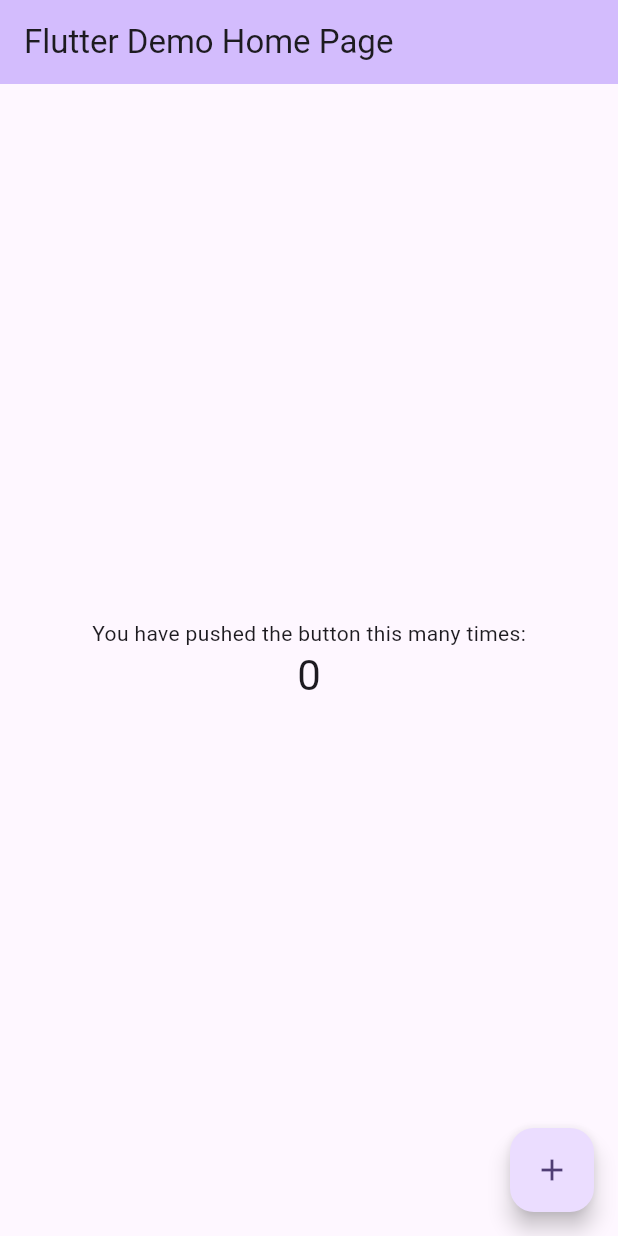
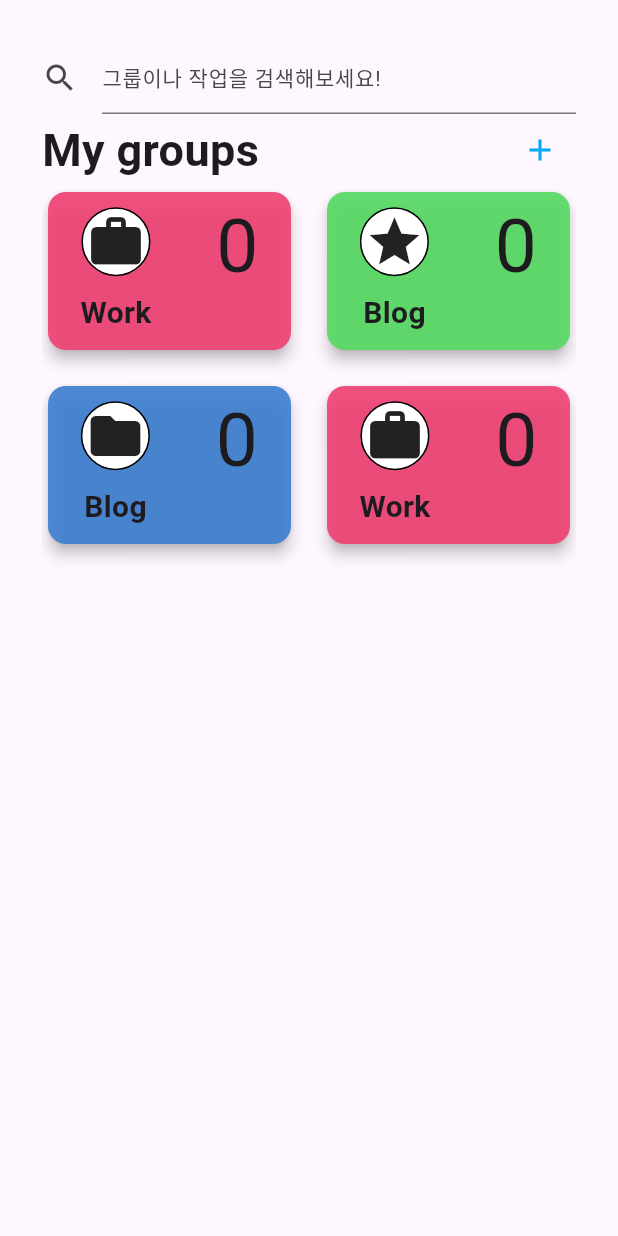
Before and after one commit to beetrbgus/shinchone_todo, a Flutter app: the screen it shows after launch, on a phone screen of 412 x 824 dp. Run offline on Flutter 3.47's test engine with Material 3 defaults, Android fonts, the phone set to English and light mode, and no system bars.

Commit message:
feat - 그룹 추가

```diff
--- /dev/null
+++ b/lib/data/dummy_data.dart
@@ -0,0 +1,38 @@
+import 'package:flutter/material.dart';
+import 'package:shinchone_todo/models/group.dart';
+import 'package:shinchone_todo/models/task.dart';
+
+final groups = [
+  const Group(
+    iconData: Icons.work,
+    name: 'Work',
+    color: Color.fromARGB(232, 239, 65, 114),
+  ),
+  const Group(
+    iconData: Icons.star,
+    name: 'Blog',
+    color: Color.fromARGB(232, 85, 217, 98),
+  ),
+  const Group(
+    iconData: Icons.folder,
+    name: 'Blog',
+    color: Color.fromARGB(232, 61, 127, 208),
+  ),
+  const Group(
+    iconData: Icons.work,
+    name: 'Work',
+    color: Color.fromARGB(232, 239, 65, 114),
+  ),
+  const Group(
+    iconData: Icons.star,
+    name: 'Blog',
+    color: Color.fromARGB(232, 85, 217, 98),
+  ),
+  const Group(
+    iconData: Icons.folder,
+    name: 'Blog',
+    color: Color.fromARGB(232, 61, 127, 208),
+  ),
+];
+
+final Map<String, List<Task>> tasks = {};
--- a/lib/main.dart
+++ b/lib/main.dart
@@ -1,11 +1,14 @@
 import 'package:flutter/material.dart';
+import 'package:shinchone_todo/data/dummy_data.dart';
+import 'package:shinchone_todo/screens/groups.dart';
+import 'package:shinchone_todo/screens/todo_main_screens.dart';
 
 void main() {
-  runApp(const MyApp());
+  runApp(const TodoApp());
 }
 
-class MyApp extends StatelessWidget {
-  const MyApp({super.key});
+class TodoApp extends StatelessWidget {
+  const TodoApp({super.key});
 
   @override
   Widget build(BuildContext context) {
@@ -15,55 +18,7 @@ class MyApp extends StatelessWidget {
         colorScheme: ColorScheme.fromSeed(seedColor: Colors.deepPurple),
         useMaterial3: true,
       ),
-      home: const MyHomePage(title: 'Flutter Demo Home Page'),
+      home: const TodoMainScreens(),
     );
   }
 }
-
-class MyHomePage extends StatefulWidget {
-  const MyHomePage({super.key, required this.title});
-
-  final String title;
-
-  @override
-  State<MyHomePage> createState() => _MyHomePageState();
-}
-
-class _MyHomePageState extends State<MyHomePage> {
-  int _counter = 0;
-
-  void _incrementCounter() {
-    setState(() {
-      _counter++;
-    });
-  }
-
-  @override
-  Widget build(BuildContext context) {
-    return Scaffold(
-      appBar: AppBar(
-        backgroundColor: Theme.of(context).colorScheme.inversePrimary,
-        title: Text(widget.title),
-      ),
-      body: Center(
-        child: Column(
-          mainAxisAlignment: MainAxisAlignment.center,
-          children: <Widget>[
-            const Text(
-              'You have pushed the button this many times:',
-            ),
-            Text(
-              '$_counter',
-              style: Theme.of(context).textTheme.headlineMedium,
-            ),
-          ],
-        ),
-      ),
-      floatingActionButton: FloatingActionButton(
-        onPressed: _incrementCounter,
-        tooltip: 'Increment',
-        child: const Icon(Icons.add),
-      ),
-    );
-  }
-}
--- /dev/null
+++ b/lib/models/group.dart
@@ -0,0 +1,12 @@
+import 'package:flutter/material.dart';
+
+class Group {
+  const Group({
+    required this.iconData,
+    required this.name,
+    required this.color,
+  });
+  final IconData iconData;
+  final String name;
+  final Color color;
+}
--- /dev/null
+++ b/lib/models/task.dart
@@ -0,0 +1,18 @@
+import 'package:shinchone_todo/models/group.dart';
+
+class Task {
+  const Task({
+    required this.title,
+    required this.description,
+    required this.dueDate,
+    required this.hour,
+    required this.minute,
+    required this.group,
+  });
+  final String title;
+  final String description;
+  final DateTime dueDate;
+  final int hour;
+  final int minute;
+  final Group group;
+}
--- /dev/null
+++ b/lib/screens/group.dart
@@ -0,0 +1,103 @@
+import 'package:flutter/material.dart';
+import 'package:shinchone_todo/models/group.dart';
+
+class GroupScreen extends StatelessWidget {
+  const GroupScreen({
+    super.key,
+    required this.group,
+    required this.taskSize,
+  });
+
+  final List<Group> group;
+  final int taskSize;
+  @override
+  Widget build(BuildContext context) {
+    return GridView.count(
+      crossAxisCount: 2,
+      childAspectRatio: 1.5,
+      mainAxisSpacing: 16.0,
+      crossAxisSpacing: 16.0,
+      children: group.map((item) => _buildCard(item, taskSize)).toList(),
+    );
+  }
+}
+
+// 버튼 추가 항목
+Widget _createGroupButton() {
+  return SizedBox(
+    height: 50,
+    width: 100,
+    child: Card(
+      elevation: 4.0,
+      color: Colors.black26,
+      child: Column(
+        mainAxisAlignment: MainAxisAlignment.spaceAround,
+        crossAxisAlignment: CrossAxisAlignment.start,
+        children: [
+          IconButton(
+            onPressed: () {},
+            icon: const Icon(
+              Icons.add,
+            ),
+          ),
+          const Text(
+            "Create group",
+            style: TextStyle(
+              fontSize: 35,
+            ),
+          ),
+        ],
+      ),
+    ),
+  );
+}
+
+// 카드 항목
+Widget _buildCard(Group group, int taskSize) {
+  return SizedBox(
+    height: 50,
+    width: 100,
+    child: Card(
+      elevation: 4.0,
+      color: group.color,
+      child: Row(
+        mainAxisAlignment: MainAxisAlignment.spaceAround,
+        crossAxisAlignment: CrossAxisAlignment.start,
+        children: [
+          Column(
+            mainAxisAlignment: MainAxisAlignment.spaceEvenly,
+            children: [
+              Container(
+                padding: const EdgeInsets.all(
+                  2,
+                ),
+                decoration: BoxDecoration(
+                  color: Colors.white,
+                  border: Border.all(),
+                  borderRadius: BorderRadius.circular(25),
+                ),
+                child: Icon(
+                  group.iconData,
+                  size: 40,
+                ),
+              ),
+              Text(
+                group.name,
+                style: const TextStyle(
+                  fontSize: 20,
+                  fontWeight: FontWeight.bold,
+                ),
+              ),
+            ],
+          ),
+          Text(
+            taskSize.toString(),
+            style: const TextStyle(
+              fontSize: 50,
+            ),
+          ),
+        ],
+      ),
+    ),
+  );
+}
--- /dev/null
+++ b/lib/screens/groups.dart
@@ -0,0 +1,43 @@
+import 'package:flutter/material.dart';
+import 'package:shinchone_todo/data/dummy_data.dart';
+import 'package:shinchone_todo/models/group.dart';
+import 'package:shinchone_todo/screens/group.dart';
+
+class GroupListScreen extends StatefulWidget {
+  const GroupListScreen({
+    super.key,
+  });
+
+  @override
+  State<GroupListScreen> createState() => _GroupListScreenState();
+}
+
+class _GroupListScreenState extends State<GroupListScreen> {
+  int currentPage = 0;
+  final PageController _pageController = PageController();
+
+  @override
+  void dispose() {
+    _pageController.dispose();
+    super.dispose();
+  }
+
+  @override
+  Widget build(BuildContext context) {
+    return SizedBox(
+      width: double.infinity,
+      height: 600,
+      child: PageView.builder(
+          onPageChanged: (page) {},
+          itemCount: ((groups.length) + 3) ~/ 4,
+          itemBuilder: (context, index) {
+            final startIndex = index * 4;
+            final endIndex = (startIndex + 4) > groups.length
+                ? groups.length
+                : (startIndex + 4);
+            final groupInPage = groups.sublist(startIndex, endIndex);
+            return GroupScreen(group: groupInPage, taskSize: tasks.length);
+          }),
+    );
+  }
+}
--- /dev/null
+++ b/lib/screens/todo_main_screens.dart
@@ -0,0 +1,56 @@
+import 'package:flutter/material.dart';
+import 'package:shinchone_todo/data/dummy_data.dart';
+import 'package:shinchone_todo/screens/groups.dart';
+
+class TodoMainScreens extends StatelessWidget {
+  const TodoMainScreens({
+    super.key,
+  });
+
+  @override
+  Widget build(BuildContext context) {
+    return Scaffold(
+      body: Center(
+        child: Padding(
+          padding: const EdgeInsets.all(28),
+          child: Column(
+            mainAxisAlignment: MainAxisAlignment.start,
+            crossAxisAlignment: CrossAxisAlignment.center,
+            children: [
+              const TextField(
+                decoration: InputDecoration(
+                  icon: Icon(Icons.search),
+                  hintText: "그룹이나 작업을 검색해보세요!",
+                  hintStyle: TextStyle(fontSize: 14),
+                ),
+              ),
+              Row(
+                crossAxisAlignment: CrossAxisAlignment.center,
+                mainAxisAlignment: MainAxisAlignment.spaceBetween,
+                children: [
+                  const Text(
+                    'My groups',
+                    style: TextStyle(
+                      fontSize: 30,
+                      fontWeight: FontWeight.bold,
+                    ),
+                    overflow: TextOverflow.ellipsis,
+                    maxLines: 1,
+                  ),
+                  IconButton(
+                    onPressed: () {},
+                    icon: const Icon(
+                      Icons.add,
+                      color: Colors.lightBlue,
+                    ),
+                  ),
+                ],
+              ),
+              const GroupListScreen(),
+            ],
+          ),
+        ),
+      ),
+    );
+  }
+}
```
Also changed, not shown: 1 other file.
